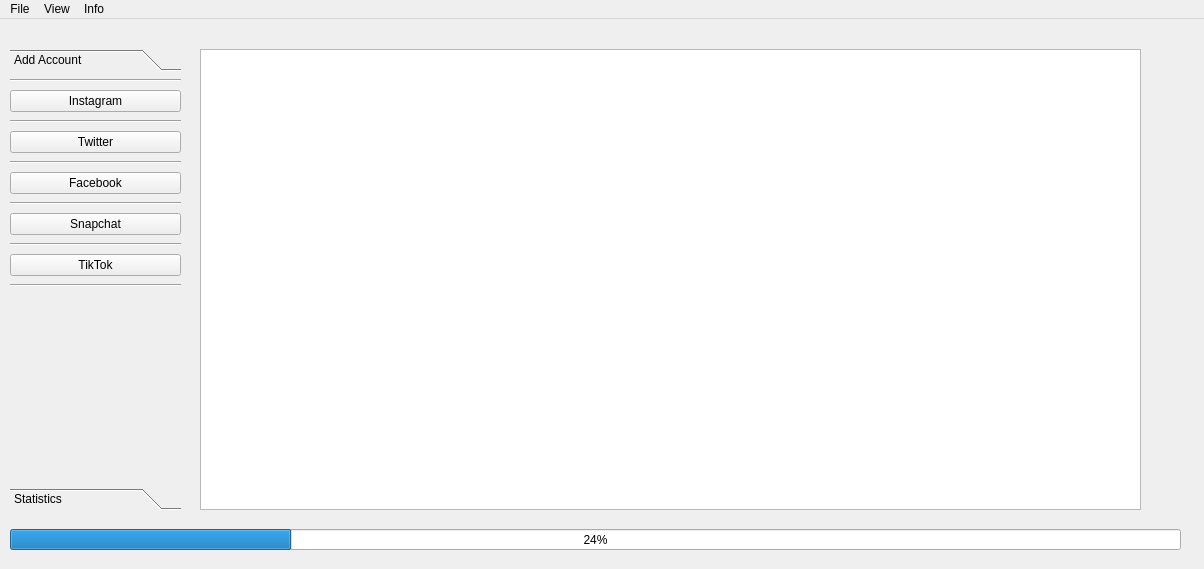
This is lambdaDesktopApp/MainWindow.ui in SeamusMullan/Lambda as Qt 5 draws it before an edit. The edited form follows.
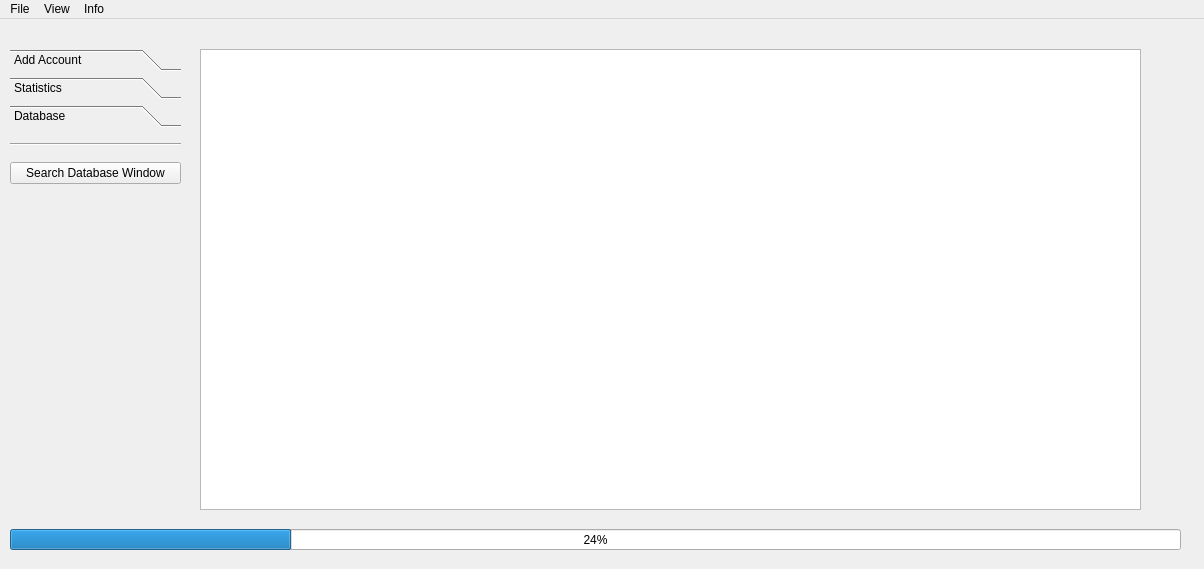
This is the edited form. The open tabs and pages were chosen to show the change.

Diff of the .ui file:
```diff
--- a/lambdaDesktopApp/MainWindow.ui
+++ b/lambdaDesktopApp/MainWindow.ui
@@ -49,7 +49,7 @@
        <x>0</x>
        <y>0</y>
        <width>171</width>
-       <height>401</height>
+       <height>371</height>
       </rect>
      </property>
      <attribute name="label">
@@ -169,6 +169,37 @@
       <layout class="QGridLayout" name="gridLayout_2"/>
      </widget>
     </widget>
+    <widget class="QWidget" name="Database">
+     <attribute name="label">
+      <string>Database</string>
+     </attribute>
+     <widget class="QWidget" name="gridLayoutWidget_3">
+      <property name="geometry">
+       <rect>
+        <x>0</x>
+        <y>0</y>
+        <width>171</width>
+        <height>61</height>
+       </rect>
+      </property>
+      <layout class="QGridLayout" name="gridLayout_3">
+       <item row="1" column="0">
+        <widget class="QPushButton" name="DBSearchButton">
+         <property name="text">
+          <string>Search Database Window</string>
+         </property>
+        </widget>
+       </item>
+       <item row="0" column="0">
+        <widget class="Line" name="line_7">
+         <property name="orientation">
+          <enum>Qt::Horizontal</enum>
+         </property>
+        </widget>
+       </item>
+      </layout>
+     </widget>
+    </widget>
    </widget>
    <widget class="QTableWidget" name="tableWidget">
     <property name="geometry">
```
Left out of the diff: 4 changed lines with no effect on the pictures.
